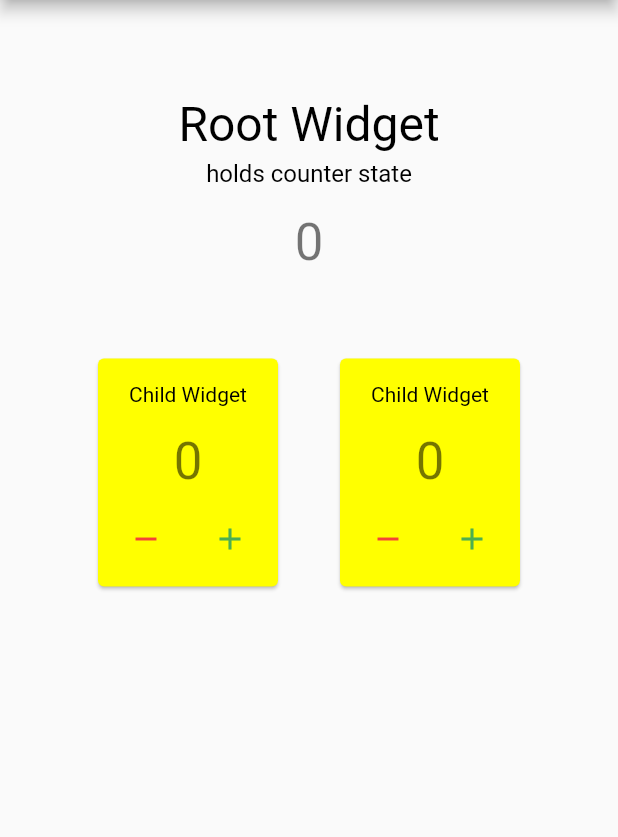
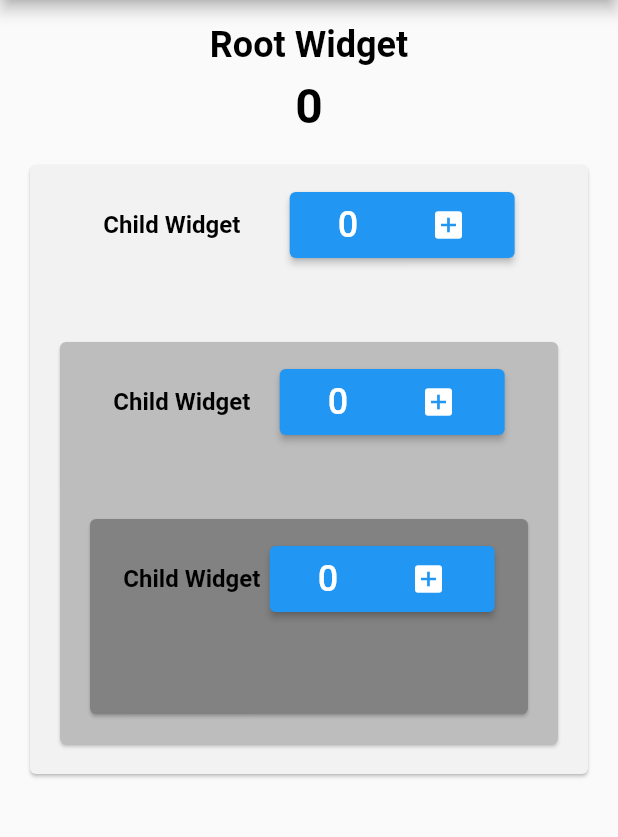
Before and after one commit to kolevatov/Inherited_widgets, a Flutter app: the screen it shows after launch, on a phone screen of 412 x 824 dp, the part 84-921 px from its top. Run offline on Flutter 3.47's test engine with Material 2 defaults, Android fonts, the phone set to English and light mode, and no system bars.

Commit message:
update UI

```diff
--- /dev/null
+++ b/lib/fonts.dart
@@ -0,0 +1,13 @@
+import 'package:flutter/material.dart';
+
+class Fonts {
+  static TextStyle h1 = const TextStyle(
+      color: Colors.black, fontSize: 24, fontWeight: FontWeight.w700);
+  static TextStyle h2 = const TextStyle(
+      color: Colors.black, fontSize: 32, fontWeight: FontWeight.w700);
+
+  static TextStyle bodyLight = const TextStyle(
+      color: Colors.white, fontSize: 24, fontWeight: FontWeight.w500);
+  static TextStyle bodyDark = const TextStyle(
+      color: Colors.black, fontSize: 16, fontWeight: FontWeight.w700);
+}
--- a/lib/main.dart
+++ b/lib/main.dart
@@ -1,4 +1,7 @@
+// ignore_for_file: sized_box_for_whitespace
+
 import 'package:flutter/material.dart';
+import 'package:inherited_widgets/fonts.dart';
 import 'package:inherited_widgets/inherited_widget.dart';
 
 void main() => runApp(const MyApp());
@@ -30,7 +33,6 @@ class MyHomePageState extends State<MyHomePage> {
   int get counterValue => _counter;
 
   void _incrementCounter() => setState(() => _counter++);
-  void _decrementCounter() => setState(() => _counter--);
 
   @override
   Widget build(BuildContext context) {
@@ -62,26 +64,23 @@ class AppRootWidget extends StatelessWidget {
     final MyHomePageState rootWidgetState =
         MyInheritedWidget.of(context)!.state;
     return Container(
-      padding: const EdgeInsets.all(32),
+      padding: const EdgeInsets.all(16),
       child: Column(
         mainAxisAlignment: MainAxisAlignment.center,
-        children: <Widget>[
-          const SizedBox(height: 32),
-          const Text('Root Widget',
-              style: TextStyle(color: Colors.black, fontSize: 32)),
-          const SizedBox(height: 4),
-          const Text('holds counter state',
-              style: TextStyle(color: Colors.black, fontSize: 16)),
+        children: [
+          Text(
+            'Root Widget',
+            style: Fonts.h1,
+          ),
+          const SizedBox(height: 8),
+          Text('${rootWidgetState.counterValue}', style: Fonts.h2),
           const SizedBox(height: 16),
-          Text('${rootWidgetState.counterValue}',
-              style: Theme.of(context).textTheme.headline4),
-          const SizedBox(height: 50),
-          Row(
-            mainAxisAlignment: MainAxisAlignment.spaceEvenly,
-            children: const <Widget>[
-              Counter(),
-              Counter(),
-            ],
+          const ChildWidget(
+            bgColor: Color(0xfff2f2f2),
+            childWidget: ChildWidget(
+                bgColor: Color(0xffbdbdbd),
+                childWidget: ChildWidget(
+                    bgColor: Color(0xff828282), childWidget: SizedBox())),
           ),
         ],
       ),
@@ -89,44 +88,57 @@ class AppRootWidget extends StatelessWidget {
   }
 }
 
-class Counter extends StatelessWidget {
-  const Counter({Key? key}) : super(key: key);
+class ChildWidget extends StatelessWidget {
+  final Widget childWidget;
+  final Color bgColor;
+  const ChildWidget(
+      {Key? key, required this.childWidget, required this.bgColor})
+      : super(key: key);
 
   @override
   Widget build(BuildContext context) {
     final rootWidgetState = MyInheritedWidget.of(context)!.state;
     return Card(
-      margin: const EdgeInsets.all(8),
-      color: Colors.yellowAccent,
+      color: bgColor,
+      child: Container(
+        padding: const EdgeInsets.all(16),
         child: Column(
-        mainAxisAlignment: MainAxisAlignment.center,
-        children: <Widget>[
-          const SizedBox(height: 16),
-          const Text(
+          children: [
+            Row(
+              mainAxisAlignment: MainAxisAlignment.spaceEvenly,
+              children: [
+                Text(
                   'Child Widget',
-            style: TextStyle(
-              color: Colors.black,
-              fontSize: 14,
+                  style: Fonts.bodyDark,
                 ),
+                ElevatedButton(
+                  style: ButtonStyle(
+                    padding: MaterialStateProperty.all<EdgeInsets>(
+                        const EdgeInsets.all(8)),
+                    fixedSize: MaterialStateProperty.all<Size>(
+                        const Size.fromWidth(150)),
                   ),
-          const SizedBox(height: 16),
+                  onPressed: () => rootWidgetState._incrementCounter(),
+                  child: Row(
+                      mainAxisAlignment: MainAxisAlignment.spaceAround,
+                      children: [
                         Text('${rootWidgetState.counterValue}',
-              style: Theme.of(context).textTheme.headline4),
-          ButtonBar(
-            children: <Widget>[
-              IconButton(
-                icon: const Icon(Icons.remove),
-                color: Colors.red,
-                onPressed: () => rootWidgetState._decrementCounter(),
-              ),
-              IconButton(
-                icon: const Icon(Icons.add),
-                color: Colors.green,
-                onPressed: () => rootWidgetState._incrementCounter(),
+                            style: Fonts.bodyLight),
+                        const Icon(
+                          Icons.add_box,
+                          color: Colors.white,
+                          size: 24,
+                        )
+                      ]),
                 ),
               ],
             ),
+            const SizedBox(
+              height: 50,
+            ),
+            childWidget,
           ],
+        ),
       ),
     );
   }
```
Lines whose indentation alone changed are shown as unchanged.
